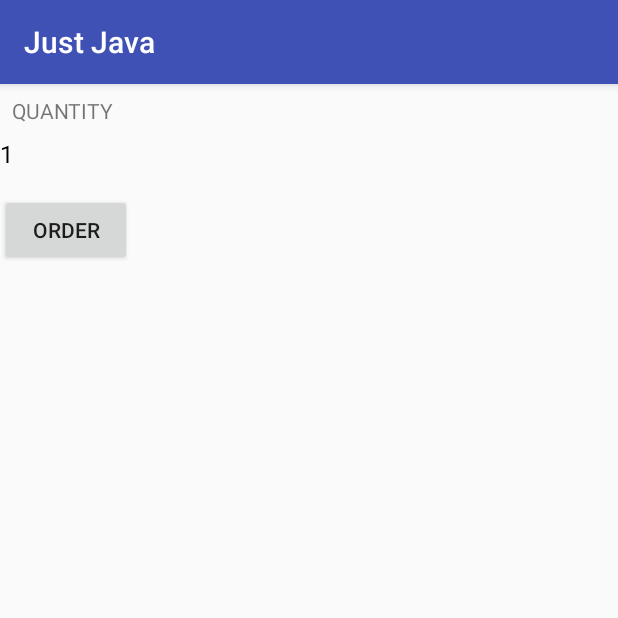
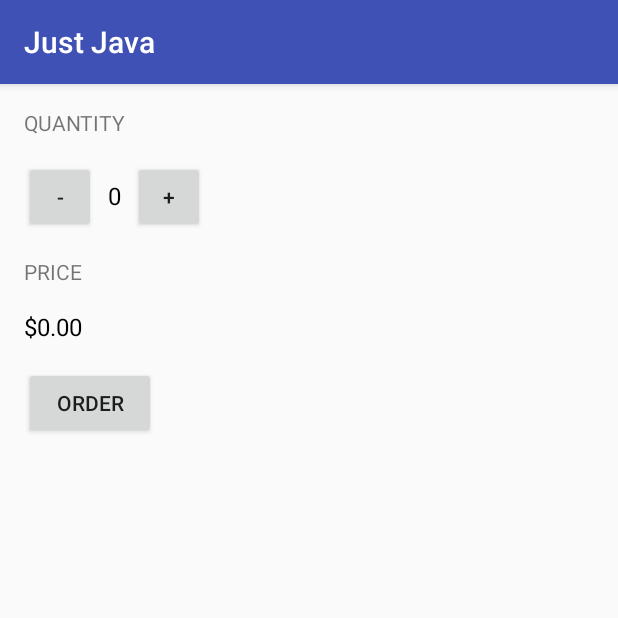
Before and after one commit to allerasouza/JustJava, an Android app: the screen it shows after launch (MainActivity), after a tap on "ORDER", on a phone screen of 412 x 824 dp, the top half of it. Run offline under Robolectric (Android 15) with nearby library versions, the phone set to English and light mode, and no system bars.

Commit message:
5) Build the Quantity Picker Layout

```diff
--- a/app/src/main/java/com/example/android/justjava/MainActivity.java
+++ b/app/src/main/java/com/example/android/justjava/MainActivity.java
@@ -10,11 +10,14 @@ import android.os.Bundle;
 import android.support.v7.app.AppCompatActivity;
 import android.view.View;
 import android.widget.TextView;
+import java.text.NumberFormat;
 
 /**
  * This app displays an order form to order coffee.
  */
 public class MainActivity extends AppCompatActivity {
+
+    int quantity = 0;
 
     @Override
     protected void onCreate(Bundle savedInstanceState) {
@@ -26,7 +29,25 @@ public class MainActivity extends AppCompatActivity {
      * This method is called when the order button is clicked.
      */
     public void submitOrder(View view) {
-        display(1);
+        displayPrice(quantity*5);
+    }
+
+    /**
+     * This method is called when the plus button is clicked.
+     */
+    public void increment(View view) {
+        quantity = quantity + 1;
+        display(quantity);
+        //displayPrice(quantity*5);
+    }
+    /**
+     * This method is called when the minus button is clicked.
+     */
+    public void decrement(View view) {
+
+        quantity = quantity - 1;
+        display(quantity);
+        //displayPrice(quantity*5);
     }
 
     /**
@@ -36,4 +57,12 @@ public class MainActivity extends AppCompatActivity {
         TextView quantityTextView = (TextView) findViewById(R.id.quantity_text_view);
         quantityTextView.setText("" + number);
     }
+
+    /**
+     * This method displays the given quantity value on the screen.
+     */
+    private void displayPrice(int number) {
+        TextView priceTextView = (TextView) findViewById(R.id.price_text_view);
+        priceTextView.setText(NumberFormat.getCurrencyInstance().format(number));
+    }
 }
--- a/app/src/main/res/layout/activity_main.xml
+++ b/app/src/main/res/layout/activity_main.xml
@@ -1,33 +1,75 @@
 <?xml version="1.0" encoding="utf-8"?>
 <LinearLayout xmlns:android="http://schemas.android.com/apk/res/android"
-    android:orientation="vertical" android:layout_width="match_parent"
-    android:layout_height="match_parent">
+    android:layout_width="match_parent"
+    android:layout_height="match_parent"
+    android:orientation="vertical"
+    android:padding="16dp">
 
     <TextView
         android:id="@+id/quantity"
         android:layout_width="wrap_content"
         android:layout_height="wrap_content"
-        android:layout_margin="8dp"
+        android:layout_marginBottom="16dp"
         android:text="Quantity"
-        android:layout_marginBottom="16dp"
-        android:textAllCaps="true"/>
+        android:textAllCaps="true" />
+
+    <LinearLayout
+        android:layout_width="match_parent"
+        android:layout_height="wrap_content"
+        android:layout_marginBottom="16dp">
+
+        <Button
+            android:id="@+id/minus_button"
+            android:layout_width="48dp"
+            android:layout_height="48dp"
+            android:onClick="decrement"
+            android:text="-"
+            android:textAllCaps="true" />
+
+        <TextView
+            android:id="@+id/quantity_text_view"
+            android:layout_width="wrap_content"
+            android:layout_height="wrap_content"
+            android:layout_marginLeft="8dp"
+            android:layout_marginRight="8dp"
+            android:text="0"
+            android:textColor="@android:color/black"
+            android:textSize="16sp" />
+
+        <Button
+            android:id="@+id/plus_button"
+            android:layout_width="48dp"
+            android:layout_height="48dp"
+            android:onClick="increment"
+            android:text="+"
+            android:textAllCaps="true" />
+
+    </LinearLayout>
 
     <TextView
-        android:id="@+id/quantity_text_view"
+        android:id="@+id/price"
         android:layout_width="wrap_content"
         android:layout_height="wrap_content"
+        android:layout_marginBottom="16dp"
+        android:text="Price"
+        android:textAllCaps="true" />
+
+    <TextView
+        android:id="@+id/price_text_view"
+        android:layout_width="wrap_content"
+        android:layout_height="wrap_content"
+        android:text="R$0,00"
         android:textColor="@android:color/black"
-        android:textSize="16sp"
-        android:text="0" />
+        android:textSize="16sp" />
 
     <Button
         android:id="@+id/button"
         android:layout_width="wrap_content"
         android:layout_height="wrap_content"
         android:layout_marginTop="16dp"
-        android:textAllCaps="true"
+        android:onClick="submitOrder"
         android:text="Order"
-        android:onClick="submitOrder"/>
+        android:textAllCaps="true" />
 
 
 </LinearLayout>
```
